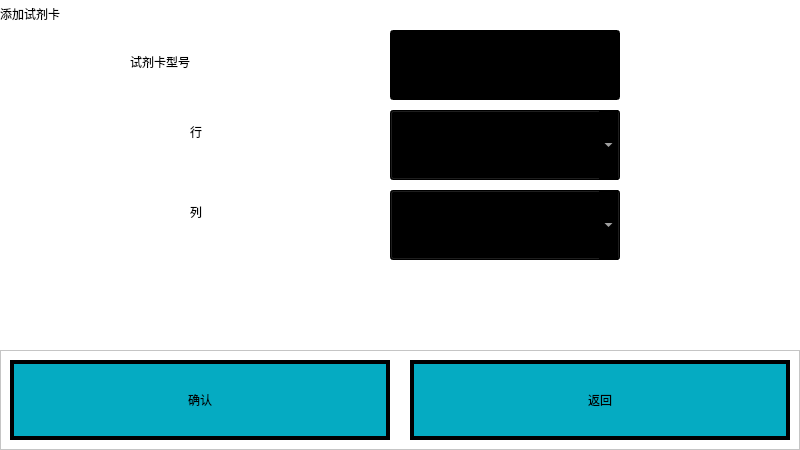
Above: gui/edit.ui from mysondrink/qt0922 before the change. Below: the same form after it.
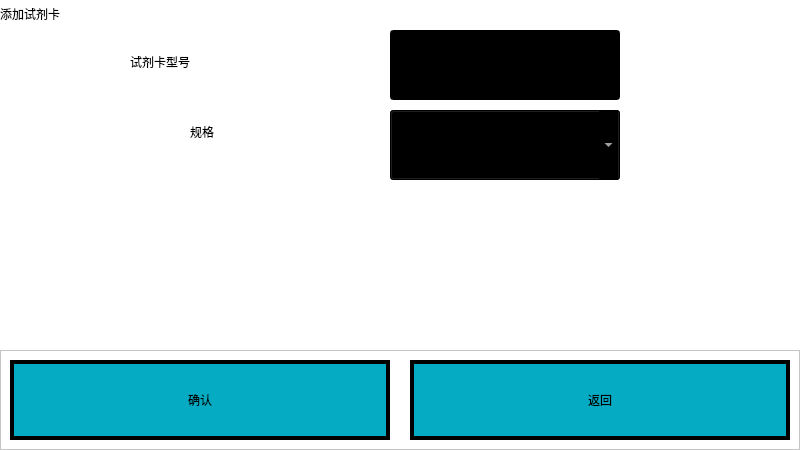
That is the form after the change. The open tabs and pages were chosen to show the change.

What changed in the file:
```diff
--- a/gui/edit.ui
+++ b/gui/edit.ui
@@ -211,22 +211,6 @@
       <string>添加试剂卡</string>
      </property>
     </widget>
-    <widget class="QLabel" name="label_4">
-     <property name="geometry">
-      <rect>
-       <x>190</x>
-       <y>190</y>
-       <width>151</width>
-       <height>44</height>
-      </rect>
-     </property>
-     <property name="styleSheet">
-      <string notr="true">font: 20pt &quot;宋体&quot;;</string>
-     </property>
-     <property name="text">
-      <string>列</string>
-     </property>
-    </widget>
     <widget class="QLabel" name="label_3">
      <property name="geometry">
       <rect>
@@ -240,7 +224,7 @@
       <string notr="true">font: 20pt &quot;宋体&quot;;</string>
      </property>
      <property name="text">
-      <string>行</string>
+      <string>规格</string>
      </property>
     </widget>
     <widget class="QLineEdit" name="nameLine">
@@ -264,33 +248,6 @@
 background-color: rgb(0, 0, 0);</string>
      </property>
     </widget>
-    <widget class="QComboBox" name="colCb">
-     <property name="geometry">
-      <rect>
-       <x>390</x>
-       <y>190</y>
-       <width>230</width>
-       <height>70</height>
-      </rect>
-     </property>
-     <property name="styleSheet">
-      <string notr="true">QComboBox::drop-down{
-width:56px;  height:56px;
-}
-
-QComboBox{
-font: 20pt &quot;宋体&quot;;
-color: rgb(255, 255, 255);
-background-color: rgb(0, 0, 0);
-}
-
-QComboBox QAbstractItemView {
-	background-color: rgb(0, 0, 0);/*背景颜色*/
-    padding: 1px 2px 1px 2px;  /*针对于组合框中的文本内容*/
-	color: rgb(255,255,255)
-}</string>
-     </property>
-    </widget>
     <widget class="QComboBox" name="rowCb">
      <property name="geometry">
       <rect>
```
Left out of the diff: 3 changed lines with no effect on the pictures.
